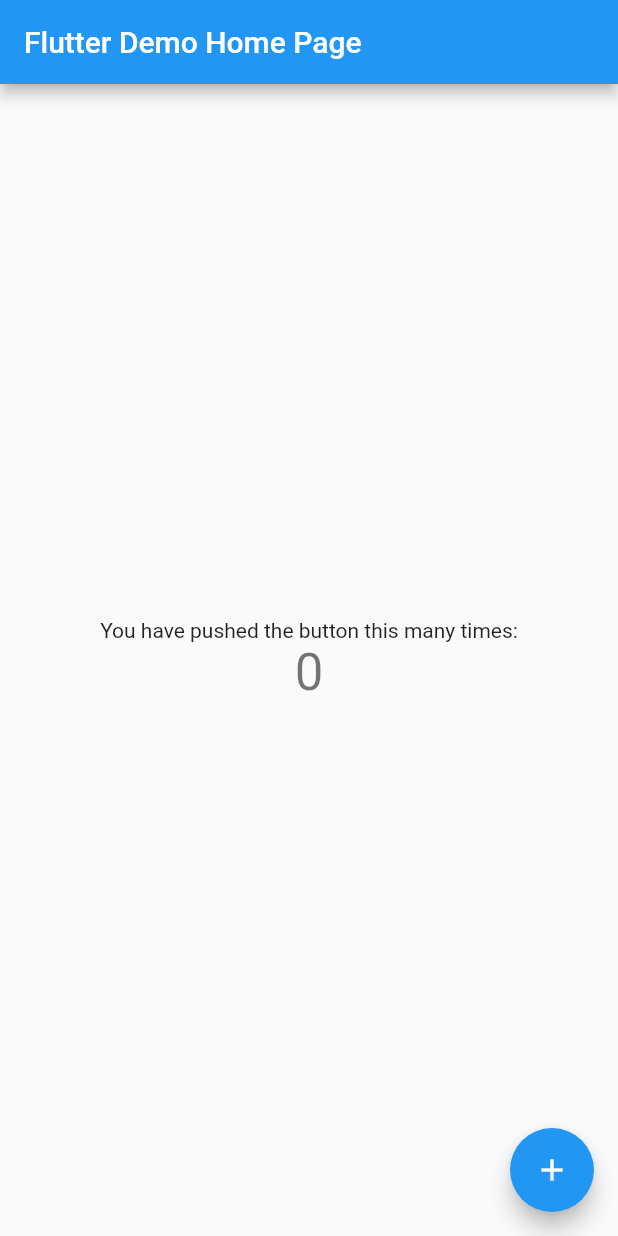
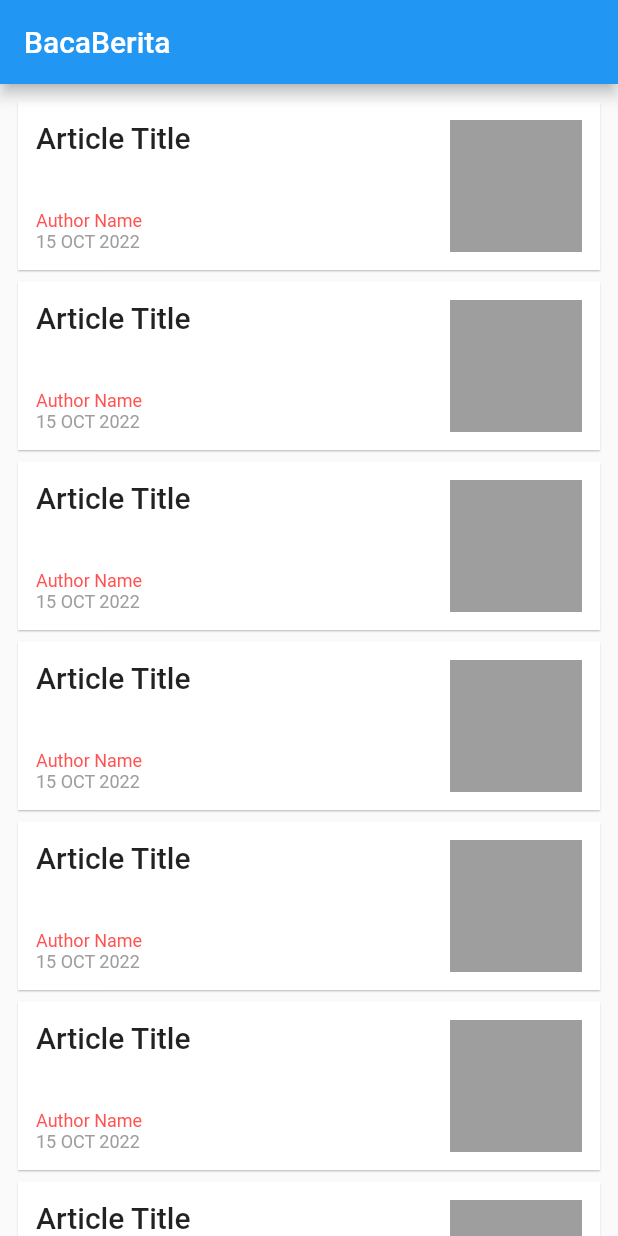
Before and after one commit to robby0125/baca_berita, a Flutter app: the screen it shows after launch, on a phone screen of 412 x 824 dp. Run offline on Flutter 3.47's test engine with Material 2 defaults, Android fonts, the phone set to English and light mode, and no system bars; our stand-ins replace dartz, get.

Commit message:
add news list page and clean architecture base pattern

```diff
--- /dev/null
+++ b/lib/common/routes.dart
@@ -0,0 +1,10 @@
+import 'package:baca_berita/presentation/pages/home_page.dart';
+import 'package:get/get_navigation/src/routes/get_route.dart';
+
+abstract class Routes {
+  static const String home = '/';
+
+  static final List<GetPage> getPages = [
+    GetPage(name: home, page: () => const HomePage()),
+  ];
+}
--- /dev/null
+++ b/lib/data/models/article_model.dart
@@ -0,0 +1,30 @@
+import 'package:baca_berita/domain/entities/article.dart';
+
+class ArticleModel {
+  final String author;
+  final String title;
+  final String description;
+  final String urlToImage;
+  final String publishedAt;
+  final String content;
+
+  ArticleModel({
+    required this.author,
+    required this.title,
+    required this.description,
+    required this.urlToImage,
+    required this.publishedAt,
+    required this.content,
+  });
+
+  Article toEntity() {
+    return Article(
+      author: author,
+      title: title,
+      description: description,
+      urlToImage: urlToImage,
+      publishedAt: publishedAt,
+      content: content,
+    );
+  }
+}
--- /dev/null
+++ b/lib/data/repositories/news_repository_impl.dart
@@ -0,0 +1,18 @@
+import 'package:baca_berita/common/failure.dart';
+import 'package:baca_berita/domain/entities/article.dart';
+import 'package:baca_berita/domain/repositories/news_repository.dart';
+import 'package:dartz/dartz.dart';
+
+class NewsRepositoryImpl implements NewsRepository {
+  @override
+  Future<Either<Failure, List<Article>>> getAllNews() {
+    // TODO: implement getAllNews
+    throw UnimplementedError();
+  }
+
+  @override
+  Future<Either<Failure, List<Article>>> searchNews(String query) {
+    // TODO: implement searchNews
+    throw UnimplementedError();
+  }
+}
--- /dev/null
+++ b/lib/domain/entities/article.dart
@@ -0,0 +1,17 @@
+class Article {
+  String? author;
+  String? title;
+  String? description;
+  String? urlToImage;
+  String? publishedAt;
+  String? content;
+
+  Article({
+    required this.author,
+    required this.title,
+    required this.description,
+    required this.urlToImage,
+    required this.publishedAt,
+    required this.content,
+  });
+}
--- /dev/null
+++ b/lib/domain/repositories/news_repository.dart
@@ -0,0 +1,9 @@
+import 'package:baca_berita/common/failure.dart';
+import 'package:baca_berita/domain/entities/article.dart';
+import 'package:dartz/dartz.dart';
+
+abstract class NewsRepository {
+  Future<Either<Failure, List<Article>>> getAllNews();
+
+  Future<Either<Failure, List<Article>>> searchNews(String query);
+}
--- a/lib/main.dart
+++ b/lib/main.dart
@@ -1,115 +1,17 @@
+import 'package:baca_berita/common/routes.dart';
 import 'package:flutter/material.dart';
+import 'package:get/route_manager.dart';
 
-void main() {
-  runApp(const MyApp());
-}
+void main() => runApp(const BacaBerita());
 
-class MyApp extends StatelessWidget {
-  const MyApp({Key? key}) : super(key: key);
+class BacaBerita extends StatelessWidget {
+  const BacaBerita({Key? key}) : super(key: key);
 
-  // This widget is the root of your application.
   @override
   Widget build(BuildContext context) {
-    return MaterialApp(
-      title: 'Flutter Demo',
-      theme: ThemeData(
-        // This is the theme of your application.
-        //
-        // Try running your application with "flutter run". You'll see the
-        // application has a blue toolbar. Then, without quitting the app, try
-        // changing the primarySwatch below to Colors.green and then invoke
-        // "hot reload" (press "r" in the console where you ran "flutter run",
-        // or simply save your changes to "hot reload" in a Flutter IDE).
-        // Notice that the counter didn't reset back to zero; the application
-        // is not restarted.
-        primarySwatch: Colors.blue,
-      ),
-      home: const MyHomePage(title: 'Flutter Demo Home Page'),
+    return GetMaterialApp(
+      title: 'BacaBerita',
+      getPages: Routes.getPages,
     );
   }
 }
-
-class MyHomePage extends StatefulWidget {
-  const MyHomePage({Key? key, required this.title}) : super(key: key);
-
-  // This widget is the home page of your application. It is stateful, meaning
-  // that it has a State object (defined below) that contains fields that affect
-  // how it looks.
-
-  // This class is the configuration for the state. It holds the values (in this
-  // case the title) provided by the parent (in this case the App widget) and
-  // used by the build method of the State. Fields in a Widget subclass are
-  // always marked "final".
-
-  final String title;
-
-  @override
-  State<MyHomePage> createState() => _MyHomePageState();
-}
-
-class _MyHomePageState extends State<MyHomePage> {
-  int _counter = 0;
-
-  void _incrementCounter() {
-    setState(() {
-      // This call to setState tells the Flutter framework that something has
-      // changed in this State, which causes it to rerun the build method below
-      // so that the display can reflect the updated values. If we changed
-      // _counter without calling setState(), then the build method would not be
-      // called again, and so nothing would appear to happen.
-      _counter++;
-    });
-  }
-
-  @override
-  Widget build(BuildContext context) {
-    // This method is rerun every time setState is called, for instance as done
-    // by the _incrementCounter method above.
-    //
-    // The Flutter framework has been optimized to make rerunning build methods
-    // fast, so that you can just rebuild anything that needs updating rather
-    // than having to individually change instances of widgets.
-    return Scaffold(
-      appBar: AppBar(
-        // Here we take the value from the MyHomePage object that was created by
-        // the App.build method, and use it to set our appbar title.
-        title: Text(widget.title),
-      ),
-      body: Center(
-        // Center is a layout widget. It takes a single child and positions it
-        // in the middle of the parent.
-        child: Column(
-          // Column is also a layout widget. It takes a list of children and
-          // arranges them vertically. By default, it sizes itself to fit its
-          // children horizontally, and tries to be as tall as its parent.
-          //
-          // Invoke "debug painting" (press "p" in the console, choose the
-          // "Toggle Debug Paint" action from the Flutter Inspector in Android
-          // Studio, or the "Toggle Debug Paint" command in Visual Studio Code)
-          // to see the wireframe for each widget.
-          //
-          // Column has various properties to control how it sizes itself and
-          // how it positions its children. Here we use mainAxisAlignment to
-          // center the children vertically; the main axis here is the vertical
-          // axis because Columns are vertical (the cross axis would be
-          // horizontal).
-          mainAxisAlignment: MainAxisAlignment.center,
-          children: <Widget>[
-            const Text(
-              'You have pushed the button this many times:',
-            ),
-            Text(
-              '$_counter',
-              style: Theme.of(context).textTheme.headline4,
-            ),
-          ],
-        ),
-      ),
-      floatingActionButton: FloatingActionButton(
-        onPressed: _incrementCounter,
-        tooltip: 'Increment',
-        child: const Icon(Icons.add),
-      ), // This trailing comma makes auto-formatting nicer for build methods.
-    );
-  }
-}
--- /dev/null
+++ b/lib/presentation/pages/home_page.dart
@@ -0,0 +1,23 @@
+import 'package:baca_berita/presentation/widgets/news_item_card.dart';
+import 'package:flutter/material.dart';
+
+class HomePage extends StatelessWidget {
+  const HomePage({Key? key}) : super(key: key);
+
+  @override
+  Widget build(BuildContext context) {
+    return Scaffold(
+      appBar: AppBar(
+        title: const Text('BacaBerita'),
+      ),
+      body: ListView.builder(
+        padding: const EdgeInsets.all(8),
+        clipBehavior: Clip.none,
+        itemCount: 10,
+        itemBuilder: (_, __) {
+          return const ArticleItemCard();
+        },
+      ),
+    );
+  }
+}
--- /dev/null
+++ b/lib/presentation/widgets/news_item_card.dart
@@ -0,0 +1,52 @@
+import 'package:flutter/material.dart';
+import 'package:get/route_manager.dart';
+
+class ArticleItemCard extends StatelessWidget {
+  const ArticleItemCard({Key? key}) : super(key: key);
+
+  @override
+  Widget build(BuildContext context) {
+    return SizedBox(
+      height: 120,
+      child: Card(
+        shape: const BeveledRectangleBorder(),
+        elevation: 0.5,
+        child: Padding(
+          padding: const EdgeInsets.all(12),
+          child: Row(
+            children: [
+              Expanded(
+                child: Column(
+                  crossAxisAlignment: CrossAxisAlignment.start,
+                  children: [
+                    Text(
+                      'Article Title',
+                      style: Get.textTheme.headline6,
+                    ),
+                    const Spacer(),
+                    Text(
+                      'Author Name',
+                      style: Get.textTheme.caption!.copyWith(
+                        color: Colors.redAccent,
+                      ),
+                    ),
+                    Text(
+                      '15 OCT 2022',
+                      style: Get.textTheme.caption!.copyWith(
+                        color: Colors.grey,
+                      ),
+                    ),
+                  ],
+                ),
+              ),
+              Container(
+                width: 88,
+                color: Colors.grey,
+              ),
+            ],
+          ),
+        ),
+      ),
+    );
+  }
+}
```
Also changed, not shown: lib/common/failure.dart (added, +13 -0 lines), lib/data/datasources/news_remote_data_source.dart (added, +21 -0 lines), lib/data/models/news_response.dart (added, +7 -0 lines), lib/domain/usecases/get_all_news.dart (added, +14 -0 lines), lib/domain/usecases/search_news.dart (added, +14 -0 lines), pubspec.yaml (+2 -67 lines), pubspec.lock, 1 other file.
